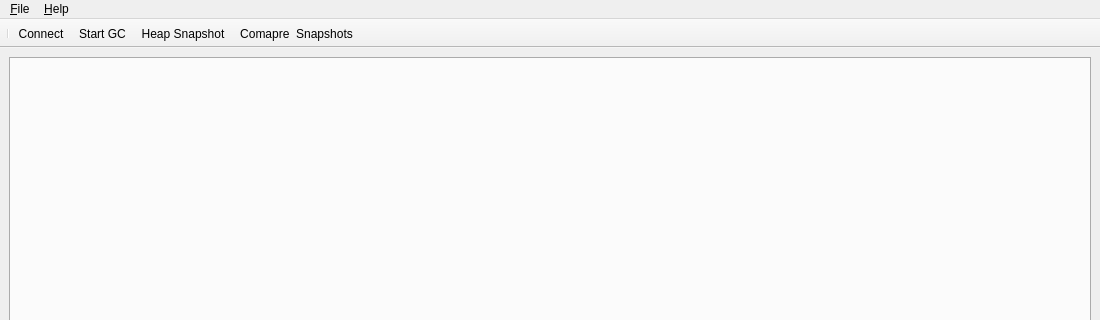
Old version of the form rbkit-lib/ui/rbkitmainwindow.ui in the repository codemancers/rbkit-client; both pictures show x 0 to 1100 and y 0 to 320 of the 1100 by 840 pixel window.
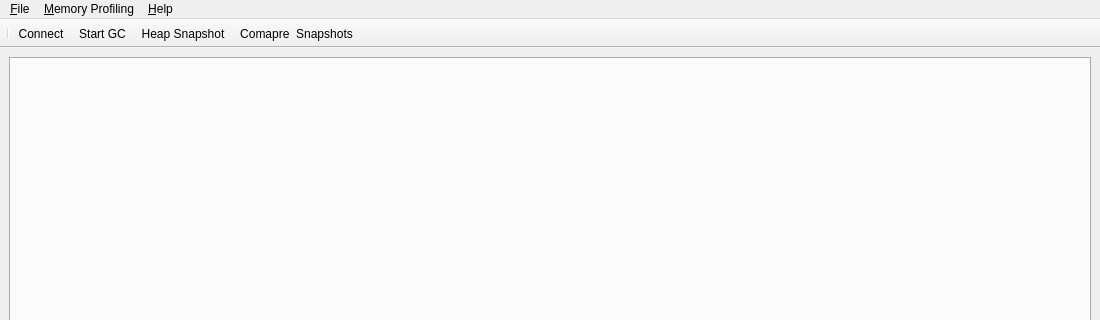
New version of the form. Icons and pictures are not drawn.

Commit message: Add new menu for memory profiling

Diff of the .ui file:
```diff
--- a/rbkit-lib/ui/rbkitmainwindow.ui
+++ b/rbkit-lib/ui/rbkitmainwindow.ui
@@ -42,7 +42,7 @@
      <x>0</x>
      <y>0</y>
      <width>1100</width>
-     <height>24</height>
+     <height>22</height>
     </rect>
    </property>
    <widget class="QMenu" name="menu_File">
@@ -59,7 +59,16 @@
     </property>
     <addaction name="action_About_Rbkit"/>
    </widget>
+   <widget class="QMenu" name="menu_Memory_Profiling">
+    <property name="title">
+     <string>&amp;Memory Profiling</string>
+    </property>
+    <addaction name="action_Trigger_GC"/>
+    <addaction name="actionHeap_Snapshot"/>
+    <addaction name="actionComapre_Heapsnapshots"/>
+   </widget>
    <addaction name="menu_File"/>
+   <addaction name="menu_Memory_Profiling"/>
    <addaction name="menu_Help"/>
   </widget>
   <widget class="QStatusBar" name="statusbar"/>
```
Left out of the diff: 1 changed line with no effect on the pictures. The commit also changes 1 other file.
